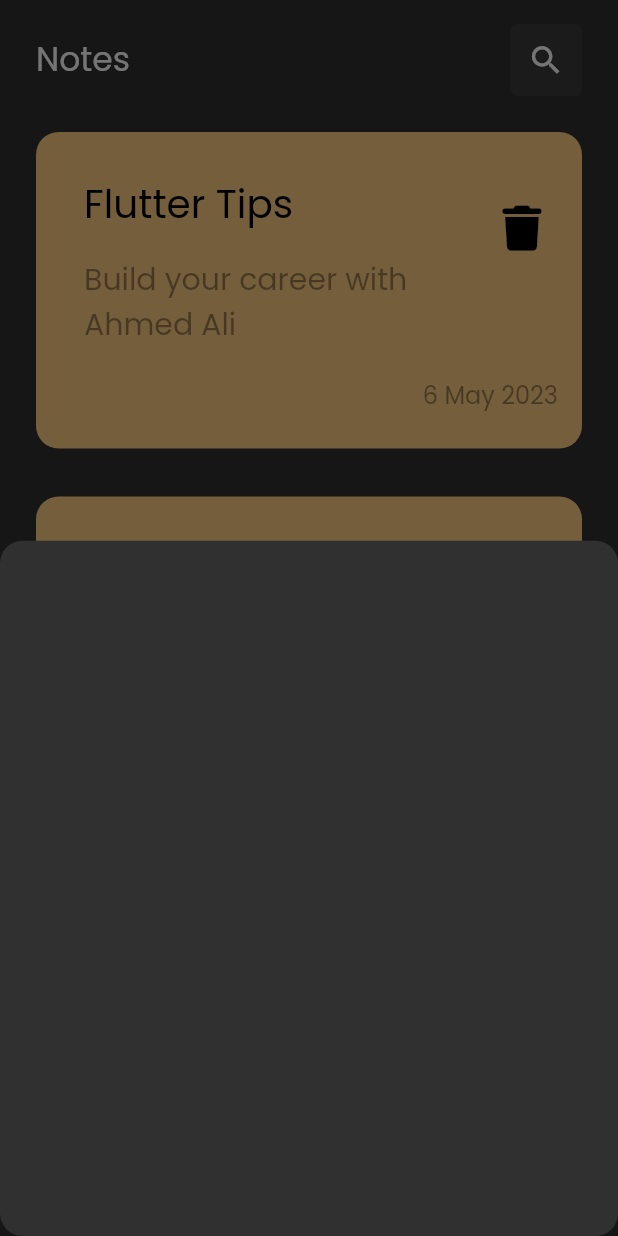
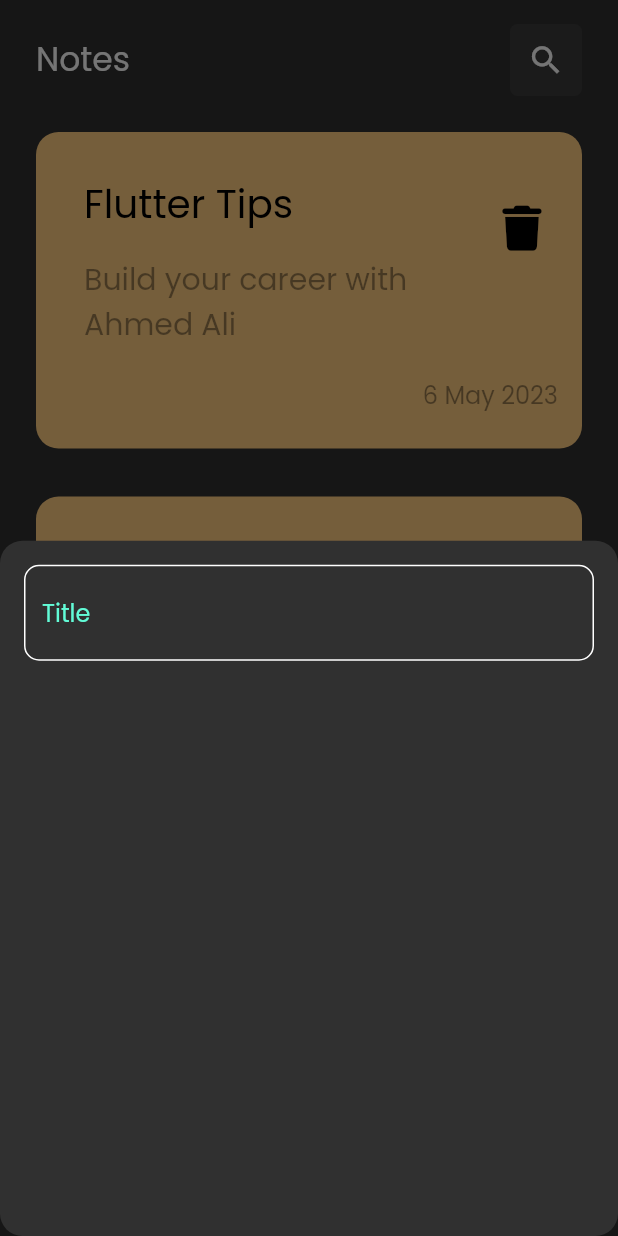
Before and after one commit to AhmedAli807/note, a Flutter app: the screen it shows after launch, after a tap on the "add" icon, on a phone screen of 412 x 824 dp. Run offline on Flutter 3.47's test engine with Material 2 defaults, Android fonts, the phone set to English and light mode, and no system bars; our stand-ins replace font_awesome_flutter.

Commit message:
Add buildBorder

```diff
--- /dev/null
+++ b/lib/constants.dart
@@ -0,0 +1,2 @@
+import 'dart:ui';
+const kPrimaryColor= Color(0xff62FCD7);
--- a/lib/views/widgets/custom_bottom_sheet.dart
+++ b/lib/views/widgets/custom_bottom_sheet.dart
@@ -1,10 +1,19 @@
 import 'package:flutter/material.dart';
+import 'package:untitled11/views/widgets/custom_text_field.dart';
 
 class CustomBottomSheet extends StatelessWidget {
   const CustomBottomSheet({Key? key}) : super(key: key);
 
   @override
   Widget build(BuildContext context) {
-    return Container();
+    return Padding(
+      padding: const EdgeInsets.symmetric(vertical: 16.0,
+      horizontal: 16),
+      child: Column(
+        children: const [
+          CustomTextField()
+        ],
+      ),
+    );
   }
 }
--- /dev/null
+++ b/lib/views/widgets/custom_text_field.dart
@@ -0,0 +1,30 @@
+import 'package:flutter/material.dart';
+import 'package:untitled11/constants.dart';
+class CustomTextField extends StatelessWidget {
+  const CustomTextField({Key? key}) : super(key: key);
+
+  @override
+  Widget build(BuildContext context) {
+    return TextField(
+      cursorColor: kPrimaryColor,
+      decoration: InputDecoration(
+        hintText: 'Title',
+        hintStyle:  const TextStyle(
+        color:  kPrimaryColor
+        ),
+        enabledBorder: buildBuilder(),
+        focusedBorder: buildBuilder(kPrimaryColor),
+        border: buildBuilder()
+      ),
+    );
+  }
+
+  OutlineInputBorder buildBuilder([color]) {
+    return OutlineInputBorder(
+        borderRadius: BorderRadius.circular(10),
+        borderSide:  BorderSide(
+          color: color??Colors.white
+        )
+      );
+  }
+}
```
